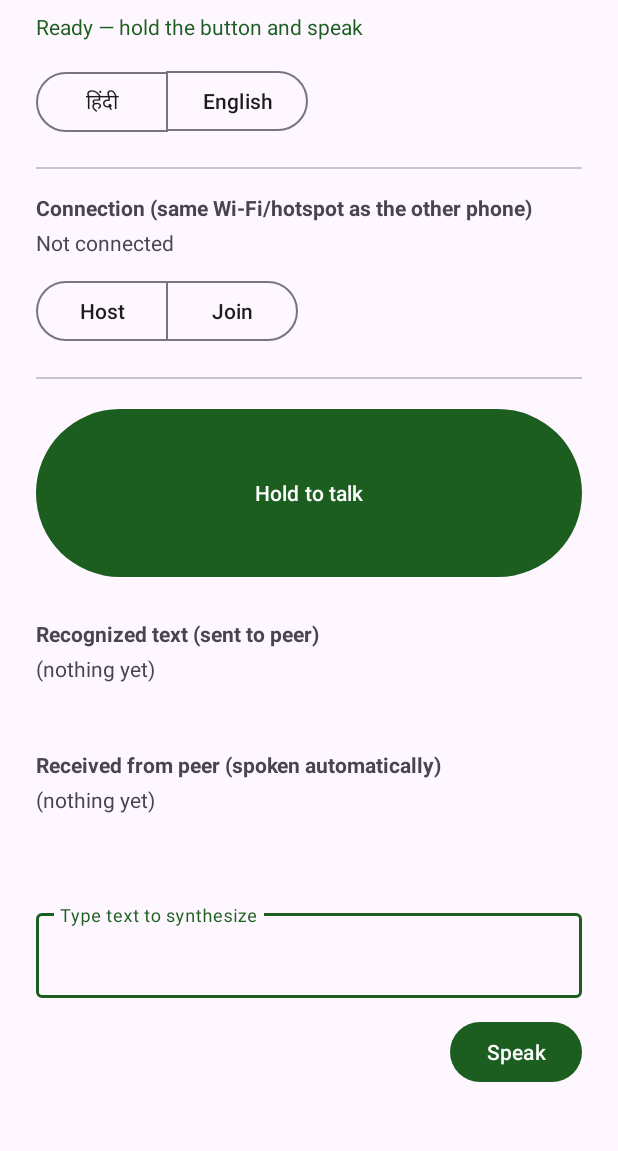
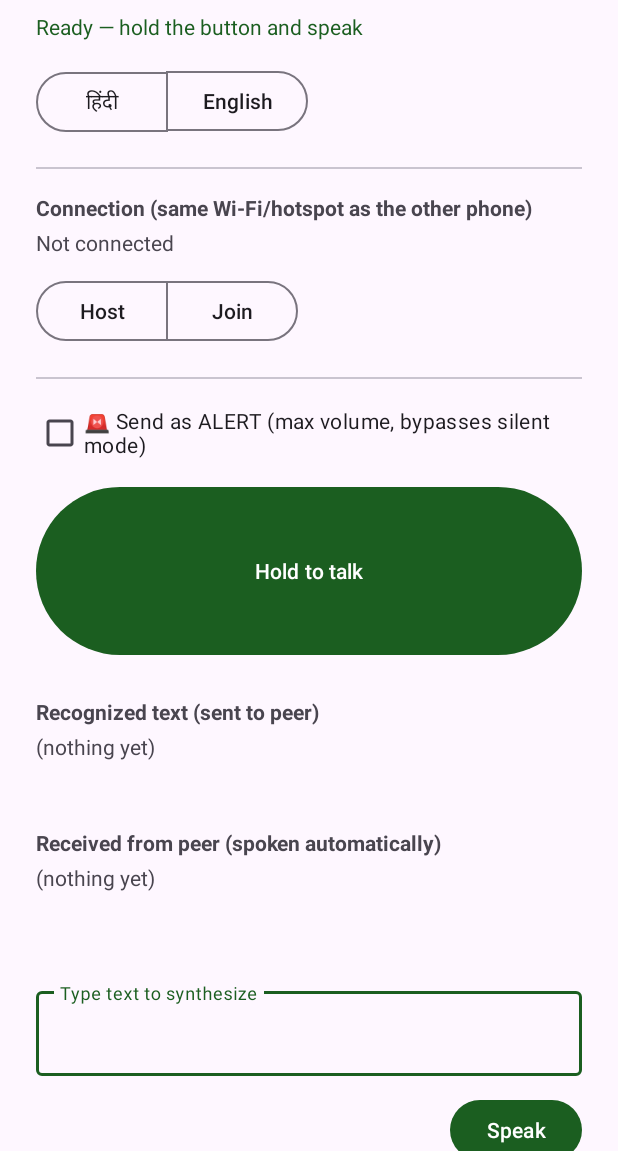
Before and after one commit to bansal1806/I-Tantra, an Android app: the screen it shows after launch (MainActivity), on a phone screen of 412 x 824 dp, the part 85-1236 px from its top. Run offline under Robolectric (Android 15) with nearby library versions, the phone set to English and light mode, and no system bars; libraries missing offline, so code that uses them is left out: com.k2fsa.sherpa; 13 statements that could not run were skipped.

Commit message:
M3: bitrate showcase + alert side-channel, plus two real network fixes
Frame.bitrateComparison(): the number the whole project is about, made
visible -- what actually crossed the wire (Frame.byteSize) vs. what the
same utterance would cost as a compressed voice note (16kbps Opus
reference, matching the ~6-24kbps range voice apps like WhatsApp
actually use). Shown live under "Recognized text" after every send.

Alert side-channel: Frame's priority byte (reserved since M2) is now
used. A checkbox tags outgoing messages; the receiver runs
SherpaEngine.speak(alert = true), which routes through the ALARM audio
usage class (the same mechanism an alarm-clock app relies on to sound
through silent/DND) and forces that stream to max volume first, plus a
visible "ALERT:" marker. Non-interruptible was already true of every
message (no stop control exists anywhere), so alerts get it for free.

Two real bugs found via on-device two-phone testing and fixed:
- Android's default-network routing sent the client's connection
  attempt out over mobile data instead of Wi-Fi when both were active
  (SocketTimeoutException reaching a private hotspot IP over cellular).
  Fixed by explicitly binding the client socket to the active Wi-Fi
  Network before connecting.
- The displayed "connect to this IP" address used WifiManager's client-
  mode API, which returns nothing useful when this phone is itself the
  hotspot (the Host role) -- showed "?". Replaced with a direct
  NetworkInterface scan, which works in both roles; also fixed the
  Connected-state label showing the phone's own IP instead of the
  peer's (Transport now tracks remoteAddress from the accepted/
  connected socket).

Verified end-to-end on both phones: bitrate line renders correctly,
alert plays at max volume and shows the marker on the peer, and the
two network fixes were confirmed by the reconnection succeeding cleanly
where it previously timed out.

Co-Authored-By: Claude Sonnet 5 <noreply@anthropic.com>

```diff
--- a/android/app/src/main/AndroidManifest.xml
+++ b/android/app/src/main/AndroidManifest.xml
@@ -12,6 +12,7 @@
          this permission is declared. -->
     <uses-permission android:name="android.permission.INTERNET" />
     <uses-permission android:name="android.permission.ACCESS_WIFI_STATE" />
+    <uses-permission android:name="android.permission.ACCESS_NETWORK_STATE" />
 
     <application
         android:allowBackup="false"
--- a/android/app/src/main/res/layout/activity_main.xml
+++ b/android/app/src/main/res/layout/activity_main.xml
@@ -139,13 +139,23 @@
             android:layout_marginTop="20dp"
             android:background="?attr/colorOutlineVariant" />
 
+        <!-- M3: alert side-channel. Tags the next sent message so the receiver plays it at
+             max volume, through the ALARM audio path (sounds through silent/DND), and
+             (already true of every message: no stop control exists) non-interruptibly. -->
+        <com.google.android.material.checkbox.MaterialCheckBox
+            android:id="@+id/alertToggle"
+            android:layout_width="wrap_content"
+            android:layout_height="wrap_content"
+            android:layout_marginTop="12dp"
+            android:text="@string/label_send_as_alert" />
+
         <!-- Push-to-talk: STT direction. When connected, the recognized text is also sent
              to the peer, who speaks it: that's the walkie-talkie. -->
         <com.google.android.material.button.MaterialButton
             android:id="@+id/pttButton"
             android:layout_width="match_parent"
             android:layout_height="120dp"
-            android:layout_marginTop="16dp"
+            android:layout_marginTop="8dp"
             android:text="@string/btn_hold_to_talk" />
 
         <TextView
@@ -163,6 +173,18 @@
             android:layout_marginTop="4dp"
             android:minHeight="48dp"
             android:text="@string/placeholder_stt_idle" />
+
+        <!-- M3: the whole point of iTantra, made visible. -->
+        <TextView
+            android:id="@+id/bitrateStats"
+            android:layout_width="match_parent"
+            android:layout_height="wrap_content"
+            android:layout_marginTop="4dp"
+            android:textSize="13sp"
+            android:textStyle="italic"
+            android:visibility="gone"
+            tools:text="Sent 42 bytes — a voice note of the same length would be ~5.2 KB (124x smaller)"
+            tools:visibility="visible" />
 
         <TextView
             android:id="@+id/receivedLabel"
--- a/android/app/src/main/res/values/strings.xml
+++ b/android/app/src/main/res/values/strings.xml
@@ -34,6 +34,9 @@
     <string name="conn_connected">Connected to %1$s — messages will be sent live</string>
     <string name="conn_disconnected">Disconnected</string>
     <string name="toast_enter_host_ip">Enter the host\'s IP address first</string>
-    <string name="toast_sent">Sent (%1$d bytes)</string>
     <string name="toast_send_failed">Not connected — not sent</string>
+
+    <string name="label_send_as_alert">🚨 Send as ALERT (max volume, bypasses silent mode)</string>
+    <string name="bitrate_stats">Sent %1$d bytes — a voice note of the same length would be ~%2$s (%3$.0fx smaller)</string>
+    <string name="alert_received_prefix">🚨 ALERT: %1$s</string>
 </resources>
```
Also changed, not shown: android/app/src/main/java/com/itantra/app/Frame.kt (+25 -0 lines), android/app/src/main/java/com/itantra/app/MainActivity.kt (+53 -21 lines), android/app/src/main/java/com/itantra/app/SherpaEngine.kt (+35 -8 lines), android/app/src/main/java/com/itantra/app/Transport.kt (+27 -1 lines), 1 other file.
